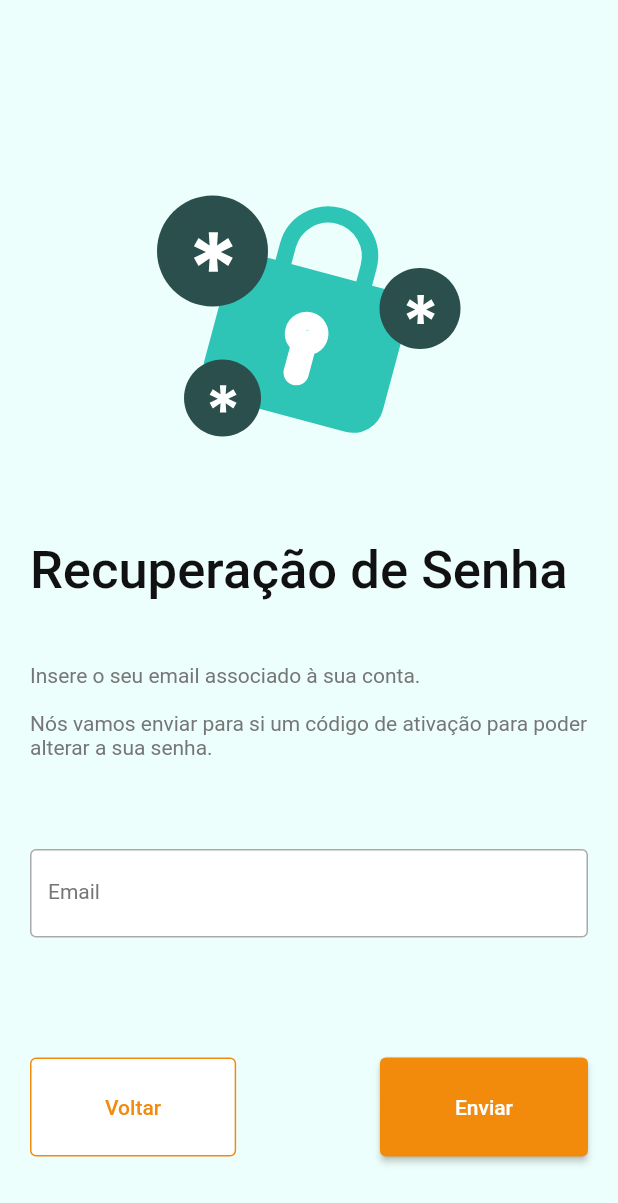
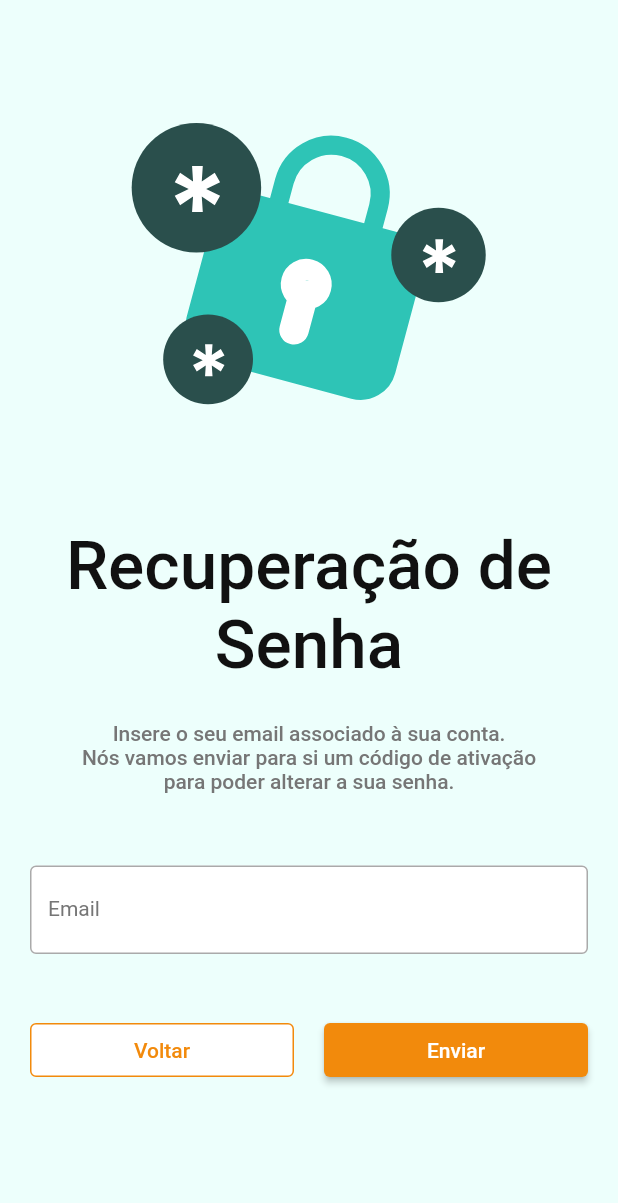
Before and after one commit to JoaoCupido/projeto_sti, a Flutter app: the AccountSessionScreen screen opened by its route, after a tap on "Esqueceu da senha?", on a phone screen of 412 x 824 dp. Shown: the top 1203 px of the screen. Run offline on Flutter 3.47's test engine with Material 2 defaults, Android fonts, the phone set to English and light mode, and no system bars; our stand-ins replace flutter_svg.

Commit message:
Finalizada a primeira parte (1/3) da funcionalidade de recuperação de conta

```diff
--- a/lib/account_session.dart
+++ b/lib/account_session.dart
@@ -1,6 +1,6 @@
 import 'package:flutter/material.dart';
 import 'package:flutter_svg/svg.dart';
-import 'package:projeto_sti/recuperarAccount.dart';
+import 'package:projeto_sti/recover_account_1.dart';
 
 class AccountSessionScreen extends StatefulWidget {
   const AccountSessionScreen({Key? key}) : super(key: key);
@@ -414,7 +414,7 @@ class _AccountSessionScreenState extends State<AccountSessionScreen>
                                   context,
                                   MaterialPageRoute(
                                       builder: (context) =>
-                                          const RecuperarAccount()));
+                                          const RecoverAccount1()));
                             },
                             child: Text(
                               'Esqueceu da senha?',
--- a/lib/main.dart
+++ b/lib/main.dart
@@ -2,7 +2,7 @@ import 'package:flutter/material.dart';
 import 'package:flutter/services.dart';
 import 'package:projeto_sti/onboarding_screen.dart';
 import 'package:projeto_sti/account_session.dart';
-import 'package:projeto_sti/recuperarAccount.dart';
+import 'package:projeto_sti/recover_account_1.dart';
 
 void main() {
   runApp(const MyApp());
@@ -24,7 +24,7 @@ class MyApp extends StatelessWidget {
           routes: {
             '/tutorial': (context) => const OnboardingScreen(),
             '/login': (context) => const AccountSessionScreen(),
-            '/recuperarAccount': (context) => const RecuperarAccount(),
+            '/recover-account': (context) => const RecoverAccount1(),
           },
           theme: ThemeData(
             colorScheme: const ColorScheme(
--- /dev/null
+++ b/lib/recover_account_1.dart
@@ -0,0 +1,138 @@
+import 'package:flutter/material.dart';
+import 'package:flutter_svg/flutter_svg.dart';
+
+class RecoverAccount1 extends StatefulWidget {
+  const RecoverAccount1({super.key});
+
+  @override
+  State<RecoverAccount1> createState() => _RecoverAccount1State();
+}
+
+class _RecoverAccount1State extends State<RecoverAccount1> with SingleTickerProviderStateMixin {
+  TextEditingController _emailController = TextEditingController();
+
+  bool _validateEmailForm() {
+    final email = _emailController.text.trim();
+
+    final RegExp emailRegex = RegExp(
+      r'^[a-zA-Z0-9.]+@[a-zA-Z0-9]+\.[a-zA-Z]+',
+    );
+
+    if (email.isEmpty) {
+      ScaffoldMessenger.of(context).showSnackBar(SnackBar(
+        content: const Text('O campo "Email" é obrigatório!'),
+        backgroundColor: Theme.of(context).colorScheme.error,
+      ));
+      return false;
+    } else if (!emailRegex.hasMatch(email)) {
+      ScaffoldMessenger.of(context).showSnackBar(SnackBar(
+        content: const Text('Por favor, digite um email válido!'),
+        backgroundColor: Theme.of(context).colorScheme.error,
+      ));
+      return false;
+    }
+
+    return true;
+  }
+
+  @override
+  Widget build(BuildContext context) {
+    return Scaffold(
+      backgroundColor: Theme.of(context).colorScheme.background,
+      body: SingleChildScrollView(
+        child: Column(
+          children: [
+            Container(
+              padding: const EdgeInsets.symmetric(horizontal: 16.0),
+              child: Column(
+                mainAxisAlignment: MainAxisAlignment.start,
+                children: [
+                  SvgPicture.asset(
+                    'assets/images/292-cadeado.svg',
+                    width: 350,
+                    height: 350,
+                  ),
+                  Padding(
+                    padding: const EdgeInsets.symmetric(vertical: 0.5),
+                    child: Text("Recuperação de Senha", style: Theme.of(context).textTheme.displaySmall, textAlign: TextAlign.center),
+                  ),
+                  const SizedBox(height: 16.0),
+                  Padding(
+                    padding: const EdgeInsets.symmetric(vertical: 8.0, horizontal: 24.0),
+                    child: Text("Insere o seu email associado à sua conta.\n"
+                        "Nós vamos enviar para si um código de ativação para poder alterar a sua senha.",
+                        style: Theme.of(context).textTheme.bodyLarge, textAlign: TextAlign.center),
+                  ),
+                ],
+              ),
+            ),
+            const SizedBox(height: 40.0),
+            Padding(
+              padding: const EdgeInsets.symmetric(horizontal: 20),
+              child: Column(
+                children: [
+                  TextField(
+                    controller: _emailController,
+                    decoration: InputDecoration(
+                      labelText: 'Email',
+                      labelStyle: Theme.of(context).textTheme.bodyMedium,
+                      border: OutlineInputBorder(
+                        borderRadius: BorderRadius.circular(4.0),
+                        borderSide: BorderSide(
+                          color:
+                          Theme.of(context).colorScheme.outlineVariant,
+                        ),
+                      ),
+                      enabledBorder: OutlineInputBorder(
+                        borderRadius: BorderRadius.circular(4.0),
+                        borderSide: BorderSide(
+                          color:
+                          Theme.of(context).colorScheme.outlineVariant,
+                        ),
+                      ),
+                      filled: true,
+                      fillColor: Theme.of(context).colorScheme.surface,
+                    ),
+                  ),
+                  const SizedBox(height: 40),
+                  Row(
+                    children: [
+                      Expanded(
+                        child: OutlinedButton(
+                          onPressed: () {
+                            // go back
+                            Navigator.pop(context);
+                          },
+                          style: OutlinedButton.styleFrom(
+                            side: BorderSide(
+                              color: Theme.of(context).colorScheme.primary,
+                            ),
+                            backgroundColor:
+                            Theme.of(context).colorScheme.surface,
+                          ),
+                          child: const Text('Voltar'),
+                        ),
+                      ),
+                      const SizedBox(width: 20),
+                      Expanded(
+                        child: ElevatedButton(
+                          onPressed: () {
+                            if (_validateEmailForm()) {
+                              Navigator.of(context)
+                                  .pushReplacementNamed('/tutorial');
+                            }
+                          },
+                          child : const Text('Enviar'),
+                        ),
+                      ),
+                    ],
+                  ),
+                ],
+              ),
+            ),
+          ],
+        ),
+      ),
+    );
+  }
+}
--- a/lib/recuperarAccount.dart
+++ /dev/null
@@ -1,97 +0,0 @@
-import 'package:flutter/material.dart';
-import 'package:flutter_svg/flutter_svg.dart';
-
-class RecuperarAccount extends StatefulWidget {
-  const RecuperarAccount({super.key});
-
-  @override
-  State<RecuperarAccount> createState() => _RecuperarAccountState();
-}
-
-class _RecuperarAccountState extends State<RecuperarAccount> {
-  @override
-  Widget build(BuildContext context) {
-    return Scaffold(
-      backgroundColor: Theme.of(context).colorScheme.background,
-      body: Column(children: [
-        const SizedBox(height: 60),
-        SvgPicture.asset(
-          'assets/images/292-cadeado.svg',
-          width: 300,
-          height: 300,
-        ),
-        Padding(
-            padding: const EdgeInsets.symmetric(horizontal: 20),
-            child: Column(
-              crossAxisAlignment: CrossAxisAlignment.start,
-              children: [
-                Text(
-                  'Recuperação de Senha\n',
-                  style: Theme.of(context).textTheme.displayMedium,
-                ),
-                Text(
-                  'Insere o seu email associado à sua conta.\n\n'
-                  'Nós vamos enviar para si um código de ativação para poder alterar a sua senha.',
-                  style: Theme.of(context).textTheme.bodyMedium,
-                ),
-                const SizedBox(height: 60),
-                TextField(
-                  decoration: InputDecoration(
-                    labelText: 'Email',
-                    labelStyle: Theme.of(context).textTheme.bodyMedium,
-                    border: OutlineInputBorder(
-                      borderRadius: BorderRadius.circular(4.0),
-                      borderSide: BorderSide(
-                        color: Theme.of(context).colorScheme.outlineVariant,
-                      ),
-                    ),
-                    enabledBorder: OutlineInputBorder(
-                      borderRadius: BorderRadius.circular(4.0),
-                      borderSide: BorderSide(
-                        color: Theme.of(context).colorScheme.outlineVariant,
-                      ),
-                    ),
-                    filled: true,
-                    fillColor: Theme.of(context).colorScheme.surface,
-                  ),
-                ),
-                Row(
-                  mainAxisAlignment: MainAxisAlignment.spaceBetween,
-                  children: [
-                    Padding(
-                      padding: const EdgeInsets.fromLTRB(0, 80, 0, 0),
-                      child: OutlinedButton(
-                        onPressed: () {
-                          // implement function
-                        },
-                        style: OutlinedButton.styleFrom(
-                          side: BorderSide(
-                            color: Theme.of(context).colorScheme.primary,
-                          ),
-                          backgroundColor:
-                              Theme.of(context).colorScheme.surface,
-                          padding: EdgeInsets.fromLTRB(50, 25, 50, 25),
-                        ),
-                        child: const Text('Voltar'),
-                      ),
-                    ),
-                    const SizedBox(width: 0),
-                    Padding(
-                      padding: const EdgeInsets.fromLTRB(0, 80, 0, 0),
-                      child: ElevatedButton(
-                        style: ElevatedButton.styleFrom(
-                            padding: EdgeInsets.fromLTRB(50, 25, 50, 25)),
-                        onPressed: () {
-                          // implement function
-                        },
-                        child: const Text('Enviar'),
-                      ),
-                    ),
-                  ],
-                )
-              ],
-            ))
-      ]),
-    );
-  }
-}
```
